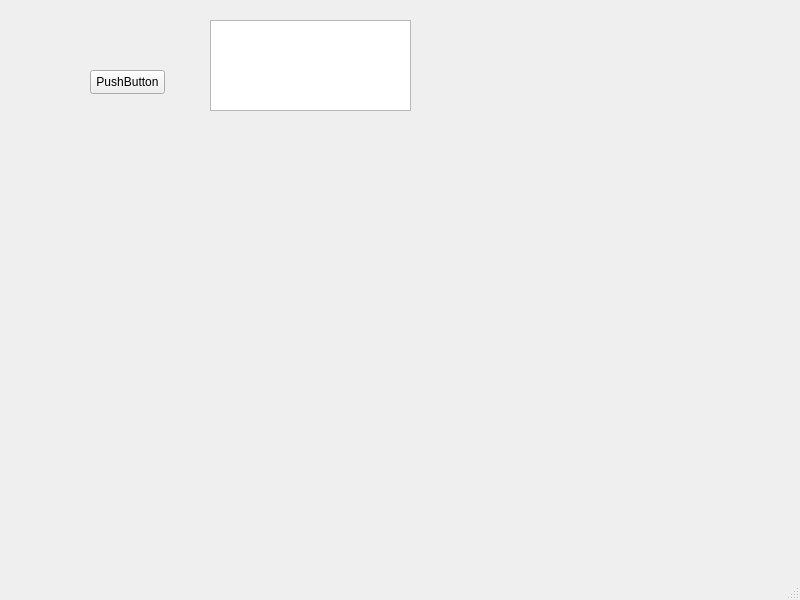
First picture: the form in mainwindow.ui, repository ElderPolokus/PC_resources, before the edit.
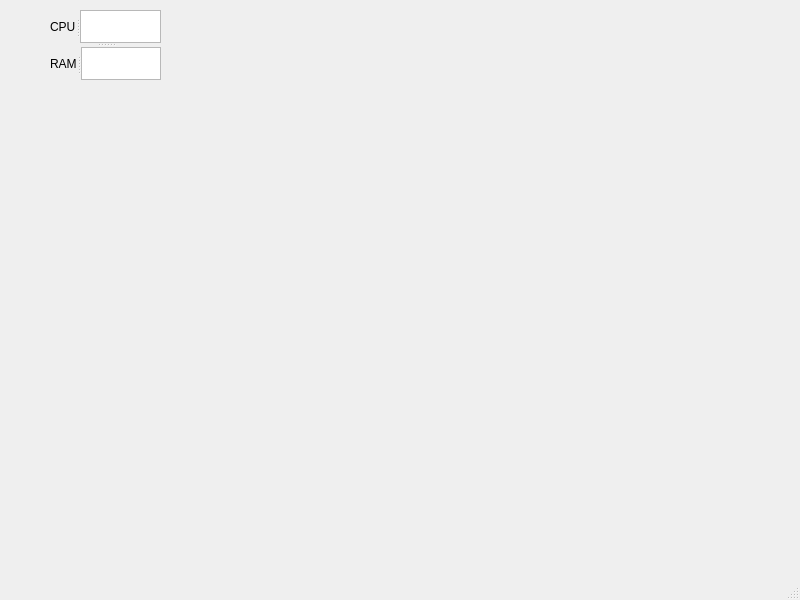
Second picture: the form after the edit.

Patch:
```diff
--- a/mainwindow.ui
+++ b/mainwindow.ui
@@ -14,28 +14,48 @@
    <string>MainWindow</string>
   </property>
   <widget class="QWidget" name="centralwidget">
-   <widget class="QPushButton" name="pushButton">
+   <widget class="QSplitter" name="splitter_3">
     <property name="geometry">
      <rect>
-      <x>90</x>
-      <y>70</y>
-      <width>75</width>
-      <height>24</height>
+      <x>50</x>
+      <y>10</y>
+      <width>111</width>
+      <height>71</height>
      </rect>
     </property>
-    <property name="text">
-     <string>PushButton</string>
+    <property name="orientation">
+     <enum>Qt::Vertical</enum>
     </property>
-   </widget>
-   <widget class="QTextEdit" name="textEdit">
-    <property name="geometry">
-     <rect>
-      <x>210</x>
-      <y>20</y>
-      <width>201</width>
-      <height>91</height>
-     </rect>
-    </property>
+    <widget class="QSplitter" name="splitter">
+     <property name="orientation">
+      <enum>Qt::Horizontal</enum>
+     </property>
+     <widget class="QLabel" name="label">
+      <property name="text">
+       <string>CPU</string>
+      </property>
+     </widget>
+     <widget class="QTextEdit" name="textEdit">
+      <property name="readOnly">
+       <bool>true</bool>
+      </property>
+     </widget>
+    </widget>
+    <widget class="QSplitter" name="splitter_2">
+     <property name="orientation">
+      <enum>Qt::Horizontal</enum>
+     </property>
+     <widget class="QLabel" name="label_2">
+      <property name="text">
+       <string>RAM</string>
+      </property>
+     </widget>
+     <widget class="QTextEdit" name="textEdit_2">
+      <property name="readOnly">
+       <bool>true</bool>
+      </property>
+     </widget>
+    </widget>
    </widget>
   </widget>
   <widget class="QMenuBar" name="menubar">
```
